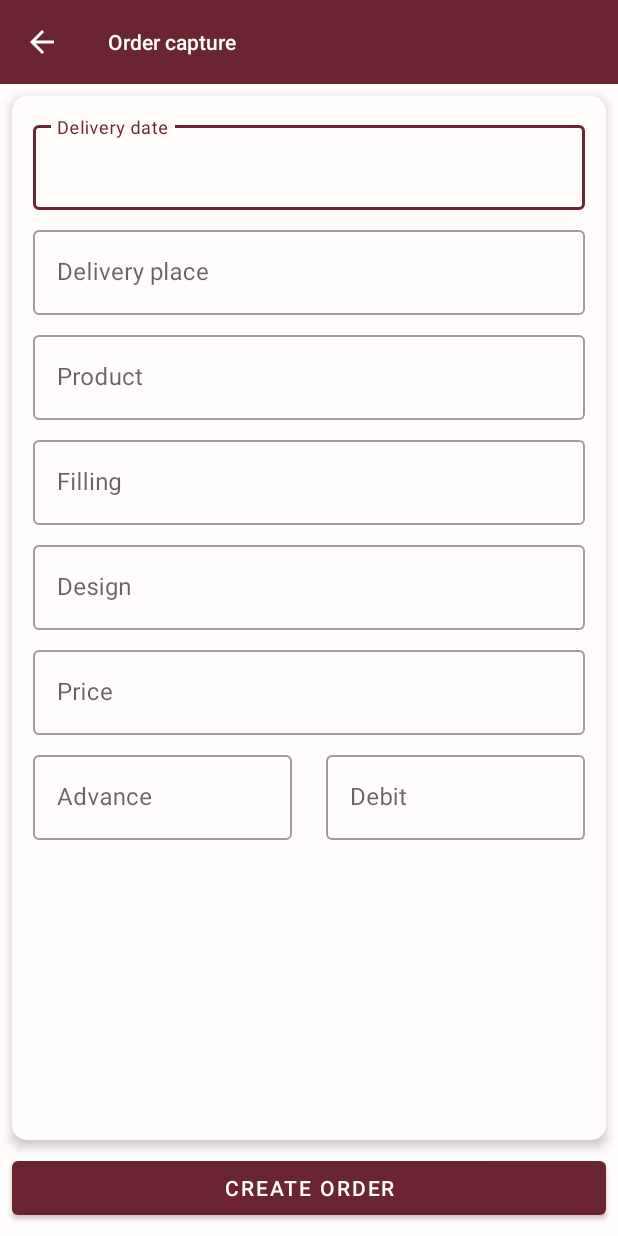
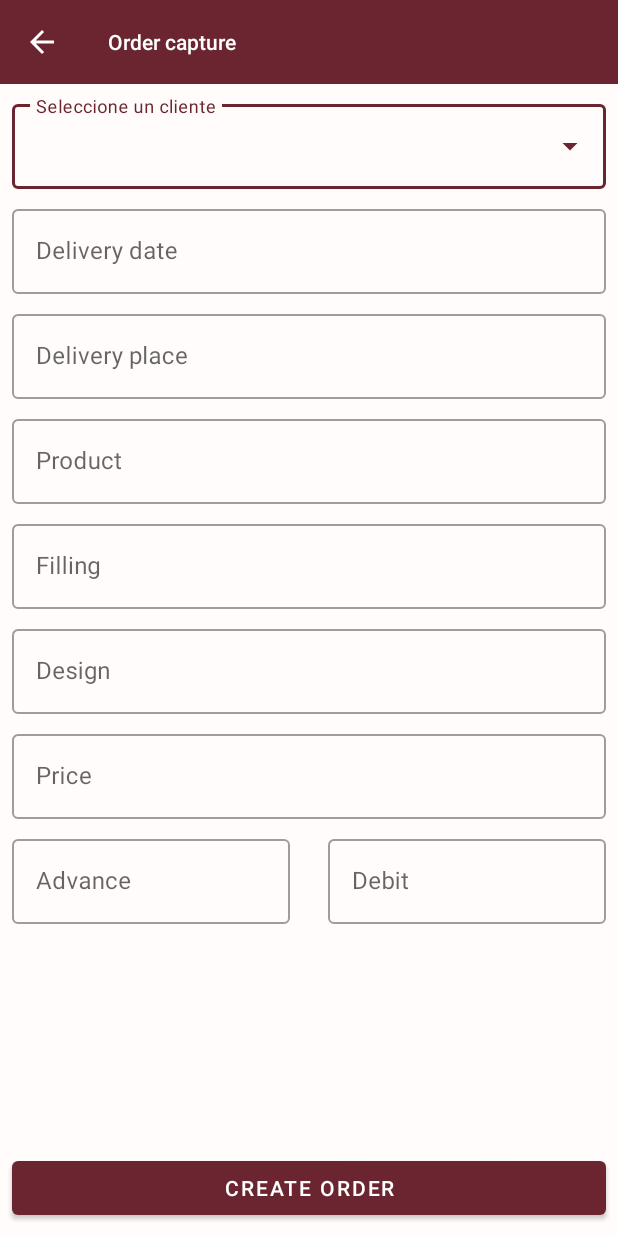
Before and after one commit to naav694/ordermanagement, an Android app: the OrderActivity screen opened directly, with no data from a screen before it, on a phone screen of 412 x 824 dp. Run offline under Robolectric (Android 15) with nearby library versions, the phone set to English and light mode, and no system bars; our stand-ins replace Room's generated code.

Commit message:
Changes: * Changing the order capture layout

```diff
--- a/app/src/main/java/mx/rokegcode/ordermanagement/model/db/CustomerDao.kt
+++ b/app/src/main/java/mx/rokegcode/ordermanagement/model/db/CustomerDao.kt
@@ -7,11 +7,11 @@ import mx.rokegcode.ordermanagement.model.data.Customer
 interface CustomerDao {
 
     @Insert(onConflict = OnConflictStrategy.REPLACE)
-    fun insert(customer: Customer)
+    suspend fun insert(customer: Customer)
 
     @Update
-    fun update(customer: Customer)
+    suspend fun update(customer: Customer)
 
     @Query("DELETE FROM customer WHERE idCustomer = :idCustomer")
-    fun deleteById(idCustomer: Long)
+    suspend fun deleteById(idCustomer: Long)
 }
--- a/app/src/main/java/mx/rokegcode/ordermanagement/model/db/OrderDao.kt
+++ b/app/src/main/java/mx/rokegcode/ordermanagement/model/db/OrderDao.kt
@@ -13,9 +13,9 @@ interface OrderDao {
     suspend fun insert(order: Order): Long
 
     @Update
-    fun update(order: Order)
+    suspend fun update(order: Order)
 
     @Query("DELETE FROM `order` WHERE idOrder = :idOrder")
-    fun deleteById(idOrder: Long)
+    suspend fun deleteById(idOrder: Long)
 
 }
--- a/app/src/main/java/mx/rokegcode/ordermanagement/model/db/UserDao.kt
+++ b/app/src/main/java/mx/rokegcode/ordermanagement/model/db/UserDao.kt
@@ -10,12 +10,12 @@ interface UserDao {
     suspend fun insert(user: User): Long
 
     @Update
-    fun update(user: User)
+    suspend fun update(user: User)
 
     @Query("SELECT * FROM user WHERE userName = :userName AND userPassword = :userPassword")
     suspend fun getUser(userName: String, userPassword: String) : User
 
     @Query("DELETE FROM user WHERE idUser = :idUser")
-    fun deleteById(idUser: Long)
+    suspend fun deleteById(idUser: Long)
 
 }
--- a/app/src/main/java/mx/rokegcode/ordermanagement/model/repository/interfaces/IOrderRepository.kt
+++ b/app/src/main/java/mx/rokegcode/ordermanagement/model/repository/interfaces/IOrderRepository.kt
@@ -5,7 +5,6 @@ import mx.rokegcode.ordermanagement.model.data.Order
 import mx.rokegcode.ordermanagement.model.response.GenericResult
 
 interface IOrderRepository {
-
     fun setOrder(order: Order): Flow<GenericResult<Long>>
     fun getOrders(): Flow<GenericResult<List<Order>>>
 }
--- a/app/src/main/java/mx/rokegcode/ordermanagement/model/repository/interfaces/IUserRepository.kt
+++ b/app/src/main/java/mx/rokegcode/ordermanagement/model/repository/interfaces/IUserRepository.kt
@@ -3,9 +3,8 @@ package mx.rokegcode.ordermanagement.model.repository.interfaces
 import kotlinx.coroutines.flow.Flow
 import mx.rokegcode.ordermanagement.model.response.GenericResult
 import mx.rokegcode.ordermanagement.model.data.User
-import mx.rokegcode.ordermanagement.model.response.LoginResult
 
 interface IUserRepository {
-    fun onLogin(userName: String, userPassword: String): Flow<LoginResult<User>>
+    fun onLogin(userName: String, userPassword: String): Flow<GenericResult<User>>
     fun onSignin(user: User): Flow<GenericResult<Long>>
 }
--- a/app/src/main/java/mx/rokegcode/ordermanagement/model/response/GenericResult.kt
+++ b/app/src/main/java/mx/rokegcode/ordermanagement/model/response/GenericResult.kt
@@ -4,4 +4,5 @@ sealed class GenericResult<out R> {
     data class Success<out T>(val data: T) : GenericResult<T>()
     data class Error(val error: String) : GenericResult<Nothing>()
     data class Loading(val message: String) : GenericResult<Nothing>()
+    object LoginActivity : GenericResult<Nothing>()
 }
--- a/app/src/main/res/layout/activity_order.xml
+++ b/app/src/main/res/layout/activity_order.xml
@@ -14,22 +14,6 @@
         app:layout_constraintStart_toStartOf="parent"
         app:layout_constraintTop_toTopOf="parent" />
 
-    <androidx.constraintlayout.widget.ConstraintLayout
-        android:id="@+id/layoutOrder"
-        android:layout_width="0dp"
-        android:layout_height="0dp"
-        android:layout_marginStart="8dp"
-        android:layout_marginTop="8dp"
-        android:layout_marginEnd="8dp"
-        android:layout_marginBottom="8dp"
-        android:background="@drawable/layout_redondeado"
-        android:elevation="4dp"
-        app:layout_constraintBottom_toTopOf="@id/btnCreateOrder"
-        app:layout_constraintEnd_toEndOf="parent"
-        app:layout_constraintStart_toStartOf="parent"
-        app:layout_constraintTop_toBottomOf="@+id/orderToolbar"
-        app:layout_constraintVertical_bias="0.0">
-
     <ScrollView
         android:layout_width="0dp"
         android:layout_height="0dp"
@@ -37,24 +21,42 @@
         app:layout_constraintBottom_toBottomOf="parent"
         app:layout_constraintEnd_toEndOf="parent"
         app:layout_constraintStart_toStartOf="parent"
-            app:layout_constraintTop_toTopOf="parent">
+        app:layout_constraintTop_toBottomOf="@id/orderToolbar">
 
         <androidx.constraintlayout.widget.ConstraintLayout
             android:layout_width="match_parent"
             android:layout_height="wrap_content">
 
             <com.google.android.material.textfield.TextInputLayout
-                    android:id="@+id/layoutInputDeliveryDate"
-                    style="@style/Widget.MaterialComponents.TextInputLayout.OutlinedBox"
+                android:id="@+id/layoutSelectClient"
+                style="@style/Widget.MaterialComponents.TextInputLayout.OutlinedBox.ExposedDropdownMenu"
                 android:layout_width="0dp"
                 android:layout_height="wrap_content"
                 android:layout_marginStart="8dp"
                 android:layout_marginTop="8dp"
                 android:layout_marginEnd="8dp"
-                    android:hint="@string/delivery_date"
+                android:hint="Seleccione un cliente"
                 app:layout_constraintEnd_toEndOf="parent"
                 app:layout_constraintStart_toStartOf="parent"
-                    app:layout_constraintTop_toTopOf="parent"
+                app:layout_constraintTop_toTopOf="parent">
+
+                <AutoCompleteTextView
+                    android:layout_width="match_parent"
+                    android:layout_height="wrap_content"
+                    android:lines="1" />
+
+            </com.google.android.material.textfield.TextInputLayout>
+
+            <com.google.android.material.textfield.TextInputLayout
+                android:id="@+id/layoutInputDeliveryDate"
+                style="@style/Widget.MaterialComponents.TextInputLayout.OutlinedBox"
+                android:layout_width="0dp"
+                android:layout_height="wrap_content"
+                android:layout_marginTop="8dp"
+                android:hint="@string/delivery_date"
+                app:layout_constraintEnd_toEndOf="@id/layoutSelectClient"
+                app:layout_constraintStart_toStartOf="@id/layoutSelectClient"
+                app:layout_constraintTop_toBottomOf="@id/layoutSelectClient"
                 app:layout_goneMarginEnd="8dp"
                 app:layout_goneMarginStart="8dp"
                 app:layout_goneMarginTop="8dp">
@@ -169,8 +171,10 @@
                 android:layout_height="wrap_content"
                 android:layout_marginTop="8dp"
                 android:hint="@string/advance"
+                app:layout_constraintBottom_toTopOf="@id/btnCreateOrder"
                 app:layout_constraintStart_toStartOf="@id/layoutInputProductPrice"
                 app:layout_constraintTop_toBottomOf="@id/layoutInputProductPrice"
+                app:layout_constraintVertical_bias="0.0"
                 app:layout_constraintWidth_default="percent"
                 app:layout_constraintWidth_percent="0.45">
 
@@ -204,12 +208,6 @@
 
             </com.google.android.material.textfield.TextInputLayout>
 
-            </androidx.constraintlayout.widget.ConstraintLayout>
-
-        </ScrollView>
-
-    </androidx.constraintlayout.widget.ConstraintLayout>
-
             <com.google.android.material.button.MaterialButton
                 android:id="@+id/btnCreateOrder"
                 style="@style/Widget.MaterialComponents.Button"
@@ -224,3 +222,7 @@
                 app:layout_constraintStart_toStartOf="parent" />
 
         </androidx.constraintlayout.widget.ConstraintLayout>
+
+    </ScrollView>
+
+</androidx.constraintlayout.widget.ConstraintLayout>
```
Also changed, not shown: app/src/main/java/mx/rokegcode/ordermanagement/model/repository/implementation/UserRepository.kt (+4 -8 lines), app/src/main/java/mx/rokegcode/ordermanagement/model/response/LoginResult.kt (deleted, +0 -8 lines), app/src/main/java/mx/rokegcode/ordermanagement/view/activity/LoginActivity.kt (+8 -8 lines), app/src/main/java/mx/rokegcode/ordermanagement/view/activity/SplashActivity.kt (+4 -4 lines), app/src/main/java/mx/rokegcode/ordermanagement/viewmodel/LoginViewModel.kt (+4 -4 lines), app/src/main/java/mx/rokegcode/ordermanagement/viewmodel/SplashViewModel.kt (+4 -5 lines). Lines whose indentation alone changed are shown as unchanged.
